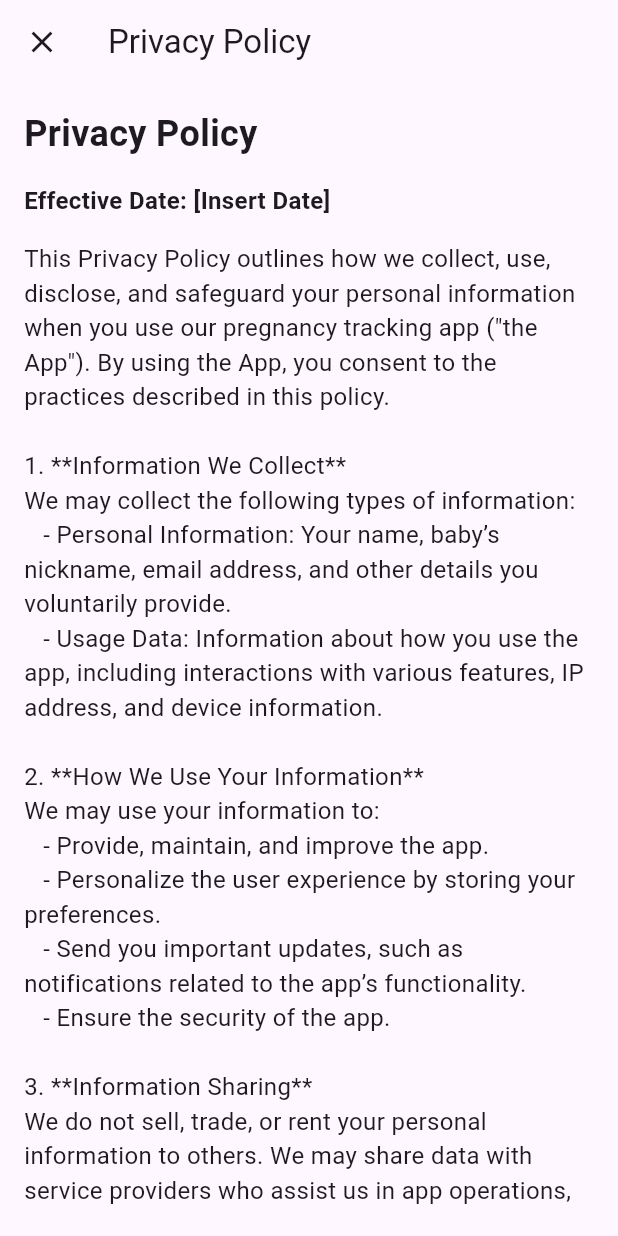
After one commit to ShaikMoosa/halima_new, a Flutter app: the SettingsPage screen opened directly, after a tap on "Privacy policy", on a phone screen of 412 x 824 dp. The commit adds this screen. Run offline on Flutter 3.47's test engine with Material 3 defaults, Android fonts, the phone set to English and light mode, and no system bars; our stand-ins replace cloud_firestore, firebase_auth, firebase_core, google_sign_in; accounts and stored records are empty.

Commit message:
added settings page

```diff
--- a/lib/home_screen.dart
+++ b/lib/home_screen.dart
@@ -28,14 +28,6 @@ class _HomeScreenState extends State<HomeScreen> {
               style: TextStyle(fontSize: 25, fontWeight: FontWeight.bold),
             ),
 
-            // Display user information
-            if (user != null) ...[
-              if (user.photoURL != null)
-                Image.network(user.photoURL!),
-              Text(user.email ?? "No Email"),
-              Text(user.displayName ?? "No Name"),
-            ],
-
             // Logout button
             MyButtons(
               onTap: () async {
--- /dev/null
+++ b/lib/settings.dart
@@ -0,0 +1,219 @@
+import 'package:flutter/material.dart';
+import 'package:firebase_auth/firebase_auth.dart';
+
+class SettingsPage extends StatefulWidget {
+  @override
+  _SettingsPageState createState() => _SettingsPageState();
+}
+
+class _SettingsPageState extends State<SettingsPage> {
+  final TextEditingController _nameController = TextEditingController();
+  final TextEditingController _babyNicknameController = TextEditingController();
+  bool isEditing = false;
+
+  @override
+  void initState() {
+    super.initState();
+    // Initialize the controllers with existing data (this could be fetched from your backend)
+    _nameController.text = 'moosa'; // Example data
+    _babyNicknameController.text = 'Emman'; // Example data
+  }
+
+  @override
+  void dispose() {
+    _nameController.dispose();
+    _babyNicknameController.dispose();
+    super.dispose();
+  }
+
+  Future<void> _logout() async {
+    try {
+      await FirebaseAuth.instance.signOut();
+      // Navigate back to login screen or any other appropriate action
+      Navigator.of(context).pushReplacementNamed('/login');
+    } catch (e) {
+      print("Error logging out: $e");
+    }
+  }
+
+  @override
+  Widget build(BuildContext context) {
+    return Scaffold(
+      appBar: AppBar(
+        title: const Text('Account Details'),
+        actions: [
+          isEditing
+              ? IconButton(
+                  icon: const Icon(Icons.save),
+                  onPressed: () {
+                    setState(() {
+                      isEditing = false;
+                      // Save changes logic here
+                    });
+                  },
+                )
+              : IconButton(
+                  icon: const Icon(Icons.edit),
+                  onPressed: () {
+                    setState(() {
+                      isEditing = true;
+                    });
+                  },
+                ),
+        ],
+      ),
+      body: Padding(
+        padding: const EdgeInsets.all(16.0),
+        child: Column(
+          children: [
+            TextField(
+              controller: _nameController,
+              enabled: isEditing,
+              decoration: const InputDecoration(
+                labelText: 'Your name',
+                border: OutlineInputBorder(),
+              ),
+            ),
+            const SizedBox(height: 16.0),
+            TextField(
+              controller: _babyNicknameController,
+              enabled: isEditing,
+              decoration: const InputDecoration(
+                labelText: 'Baby nickname',
+                border: OutlineInputBorder(),
+              ),
+            ),
+            const SizedBox(height: 16.0),
+            GestureDetector(
+              onTap: () {
+                Navigator.of(context).push(
+                  MaterialPageRoute(
+                    fullscreenDialog: true,
+                    builder: (BuildContext context) => PrivacyPolicyDialog(),
+                  ),
+                );
+              },
+              child: Container(
+                padding: const EdgeInsets.symmetric(vertical: 16.0),
+                width: double.infinity,
+                decoration: BoxDecoration(
+                  color: Colors.orange[100],
+                  borderRadius: BorderRadius.circular(8.0),
+                ),
+                child: const Row(
+                  mainAxisAlignment: MainAxisAlignment.spaceBetween,
+                  children: [
+                    Text('Privacy policy'),
+                    Icon(Icons.arrow_forward),
+                  ],
+                ),
+              ),
+            ),
+            const SizedBox(height: 16.0),
+            ElevatedButton(
+              onPressed: _logout,
+              style: ElevatedButton.styleFrom(
+                backgroundColor: Colors.pink, // Updated for logout button color
+                padding: const EdgeInsets.symmetric(
+                    horizontal: 40.0, vertical: 16.0),
+              ),
+              child: const Text('Log out'),
+            ),
+            const SizedBox(height: 16.0),
+            OutlinedButton(
+              onPressed: () {
+                // Handle account deletion logic
+              },
+              style: OutlinedButton.styleFrom(
+                padding: const EdgeInsets.symmetric(
+                    horizontal: 40.0, vertical: 16.0),
+              ),
+              child: const Text(
+                'Delete account permanently',
+                style: TextStyle(color: Colors.black54),
+              ),
+            ),
+          ],
+        ),
+      ),
+    );
+  }
+}
+
+class PrivacyPolicyDialog extends StatelessWidget {
+  @override
+  Widget build(BuildContext context) {
+    return Scaffold(
+      appBar: AppBar(
+        title: const Text('Privacy Policy'),
+        leading: IconButton(
+          icon: const Icon(Icons.close),
+          onPressed: () {
+            Navigator.of(context).pop();
+          },
+        ),
+      ),
+      body: const Padding(
+        padding: EdgeInsets.all(16.0),
+        child: SingleChildScrollView(
+          child: Column(
+            crossAxisAlignment: CrossAxisAlignment.start,
+            children: [
+              Text(
+                'Privacy Policy',
+                style: TextStyle(fontSize: 24.0, fontWeight: FontWeight.bold),
+              ),
+              SizedBox(height: 16.0),
+              Text(
+                'Effective Date: [Insert Date]',
+                style: TextStyle(fontSize: 16.0, fontWeight: FontWeight.bold),
+              ),
+              SizedBox(height: 16.0),
+              Text(
+                '''This Privacy Policy outlines how we collect, use, disclose, and safeguard your personal information when you use our pregnancy tracking app ("the App"). By using the App, you consent to the practices described in this policy.
+
+1. **Information We Collect**
+We may collect the following types of information:
+   - Personal Information: Your name, baby’s nickname, email address, and other details you voluntarily provide.
+   - Usage Data: Information about how you use the app, including interactions with various features, IP address, and device information.
+
+2. **How We Use Your Information**
+We may use your information to:
+   - Provide, maintain, and improve the app.
+   - Personalize the user experience by storing your preferences.
+   - Send you important updates, such as notifications related to the app’s functionality.
+   - Ensure the security of the app.
+
+3. **Information Sharing**
+We do not sell, trade, or rent your personal information to others. We may share data with service providers who assist us in app operations, but only for the purposes described in this policy.
+
+4. **Data Retention**
+Your personal data will be retained for as long as necessary to provide the services of the app. You can request deletion of your data at any time.
+
+5. **Your Rights**
+You have the right to:
+   - Access the personal data we hold about you.
+   - Correct any inaccuracies in your data.
+   - Request deletion of your data.
+
+6. **Security**
+We take reasonable precautions to protect your personal information. However, no method of transmission over the internet or electronic storage is 100% secure.
+
+7. **Changes to This Policy**
+We may update this Privacy Policy from time to time. Any changes will be posted in the app and will become effective when published.
+
+If you have any questions or concerns about this Privacy Policy, please contact us at [Insert Contact Information].''',
+                style: TextStyle(fontSize: 16.0),
+              ),
+              SizedBox(height: 24.0),
+              Text(
+                'Thank you for using our app and trusting us with your information.',
+                style: TextStyle(fontSize: 16.0, fontWeight: FontWeight.bold),
+              ),
+            ],
+          ),
+        ),
+      ),
+    );
+  }
+}
```
